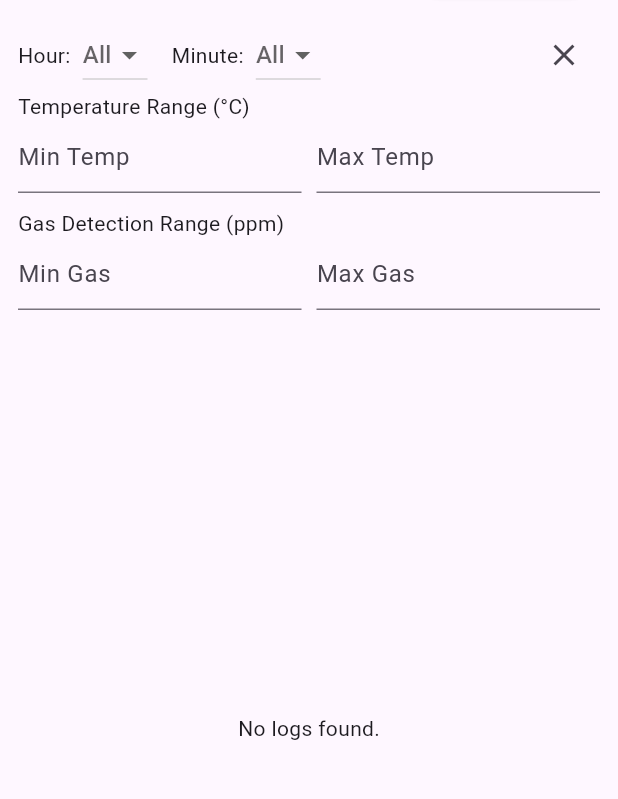
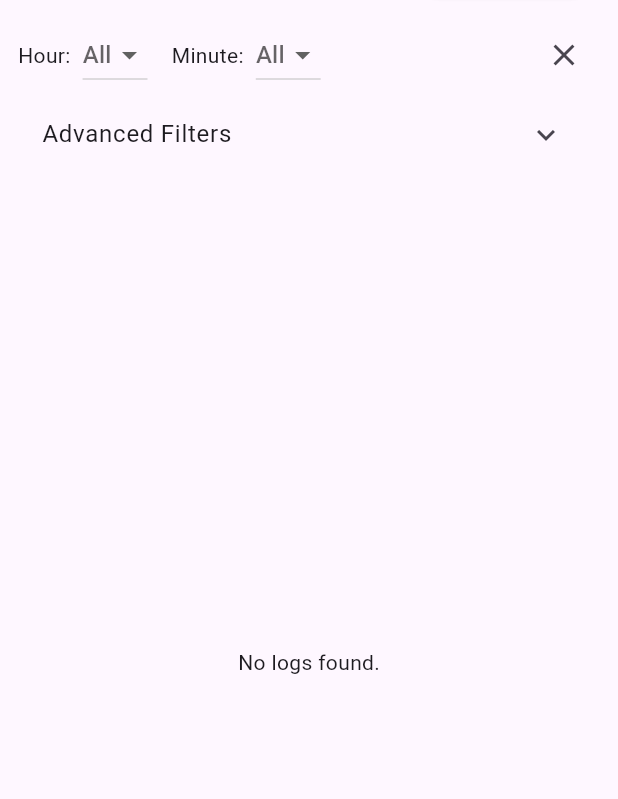
Before and after one commit to SinOfGuardian/pigpen_iot, a Flutter app: the LogTableScreen screen opened directly, on a phone screen of 412 x 824 dp, the part 89-888 px from its top. Run offline on Flutter 3.47's test engine with Material 3 defaults, Android fonts, the phone set to English and light mode, and no system bars; our stand-ins replace awesome_dialog, cached_network_image, cloud_firestore, entry, eva_icons_flutter, firebase_auth and 22 more; missing offline and left inert: blobs, ffmpeg_kit_flutter_new, firebase_app_check, mjpeg_stream, video_thumbnail; accounts and stored records are empty; generated files the repository leaves out were written again.

Commit message:
(UPDATE) Log Table Fix

```diff
--- a/lib/apps/home/userdevices/logs/log_table_screen.dart
+++ b/lib/apps/home/userdevices/logs/log_table_screen.dart
@@ -2,6 +2,7 @@ import 'package:flutter/material.dart';
 import 'package:flutter_riverpod/flutter_riverpod.dart';
 import 'package:intl/intl.dart';
 import 'package:pigpen_iot/apps/home/userdevices/logs/logs_table_provider.dart';
+import 'package:pigpen_iot/custom/app_textfield.dart';
 import 'package:tuple/tuple.dart';
 
 class LogTableScreen extends ConsumerStatefulWidget {
@@ -16,11 +17,19 @@ class _LogTableScreenState extends ConsumerState<LogTableScreen> {
   final tempMaxCtrl = TextEditingController();
   final gasMinCtrl = TextEditingController();
   final gasMaxCtrl = TextEditingController();
+  final humidMinCtrl = TextEditingController();
+  final humidMaxCtrl = TextEditingController();
+  final heatMinCtrl = TextEditingController();
+  final heatMaxCtrl = TextEditingController();
 
   @override
   void dispose() {
     tempMinCtrl.dispose();
     tempMaxCtrl.dispose();
+    humidMinCtrl.dispose();
+    humidMaxCtrl.dispose();
+    heatMinCtrl.dispose();
+    heatMaxCtrl.dispose();
     gasMinCtrl.dispose();
     gasMaxCtrl.dispose();
     super.dispose();
@@ -28,24 +37,48 @@ class _LogTableScreenState extends ConsumerState<LogTableScreen> {
 
   @override
   Widget build(BuildContext context) {
-    final selectedDate = ref.watch(selectedLogDateProvider);
-    final logsAsync = ref.watch(logsByDateProvider);
-    final selectedHour = ref.watch(selectedHourProvider);
-    final selectedMinute = ref.watch(selectedMinuteProvider);
+    final currentDate = ref.watch(selectedLogDateProvider);
 
     return Scaffold(
       body: SafeArea(
         child: Column(
           children: [
-            // DATE PICKER
-            Padding(
+            _DatePicker(currentDate: currentDate, ref: ref),
+            _FilterSection(
+              tempMinCtrl: tempMinCtrl,
+              tempMaxCtrl: tempMaxCtrl,
+              gasMinCtrl: gasMinCtrl,
+              gasMaxCtrl: gasMaxCtrl,
+              humidMinCtrl: humidMinCtrl,
+              humidMaxCtrl: humidMaxCtrl,
+              heatMinCtrl: heatMinCtrl,
+              heatMaxCtrl: heatMaxCtrl,
+              ref: ref,
+            ),
+            Expanded(child: _LogTable(ref: ref)),
+          ],
+        ),
+      ),
+    );
+  }
+}
+
+class _DatePicker extends StatelessWidget {
+  final DateTime currentDate;
+  final WidgetRef ref;
+
+  const _DatePicker({required this.currentDate, required this.ref});
+
+  @override
+  Widget build(BuildContext context) {
+    return Padding(
       padding: const EdgeInsets.all(12),
       child: Row(
         children: [
           const Icon(Icons.calendar_today),
           const SizedBox(width: 8),
           Text(
-                    DateFormat.yMMMMd().format(selectedDate),
+            DateFormat.yMMMMd().format(currentDate),
             style: Theme.of(context).textTheme.titleMedium,
           ),
           const Spacer(),
@@ -55,24 +88,56 @@ class _LogTableScreenState extends ConsumerState<LogTableScreen> {
             onPressed: () async {
               final picked = await showDatePicker(
                 context: context,
-                        initialDate: selectedDate,
+                initialDate: currentDate,
                 firstDate: DateTime(2020),
                 lastDate: DateTime(2100),
               );
+              print('Selected Date: $currentDate');
+              print('Picked Date: $picked');
               if (picked != null) {
-                        ref.read(selectedLogDateProvider.notifier).state =
-                            picked;
+                ref.read(selectedLogDateProvider.notifier).state = picked;
               }
             },
           ),
         ],
       ),
-            ),
+    );
+  }
+}
 
-            // FILTER DROPDOWNS
-            Padding(
+class _FilterSection extends StatelessWidget {
+  final TextEditingController tempMinCtrl;
+  final TextEditingController tempMaxCtrl;
+  final TextEditingController gasMinCtrl;
+  final TextEditingController gasMaxCtrl;
+  final TextEditingController humidMinCtrl;
+  final TextEditingController humidMaxCtrl;
+  final TextEditingController heatMinCtrl;
+  final TextEditingController heatMaxCtrl;
+  final WidgetRef ref;
+
+  const _FilterSection({
+    required this.tempMinCtrl,
+    required this.tempMaxCtrl,
+    required this.gasMinCtrl,
+    required this.gasMaxCtrl,
+    required this.humidMinCtrl,
+    required this.humidMaxCtrl,
+    required this.heatMinCtrl,
+    required this.heatMaxCtrl,
+    required this.ref,
+  });
+
+  @override
+  Widget build(BuildContext context) {
+    final selectedHour = ref.watch(selectedHourProvider);
+    final selectedMinute = ref.watch(selectedMinuteProvider);
+
+    return Padding(
       padding: const EdgeInsets.symmetric(horizontal: 12),
-              child: Row(
+      child: Column(
+        children: [
+          Row(
             children: [
               const Text("Hour:"),
               const SizedBox(width: 8),
@@ -126,26 +191,127 @@ class _LogTableScreenState extends ConsumerState<LogTableScreen> {
               ),
             ],
           ),
-            ),
-
-            // RANGE FILTERS
+          const SizedBox(height: .2),
+          ExpansionTile(
+            title: const Text("Advanced Filters"),
+            children: [
               Padding(
                 padding: const EdgeInsets.symmetric(horizontal: 12),
                 child: Column(
                   crossAxisAlignment: CrossAxisAlignment.start,
                   children: [
-                  const Text("Temperature Range (°C)"),
+                    Padding(
+                      padding: const EdgeInsets.symmetric(horizontal: 12),
+                      child: Wrap(
+                        spacing: 4,
+                        runSpacing: 4,
+                        children: [
+                          FilterChip(
+                            label: const Text("Show Temp"),
+                            selected: ref.watch(showTempColumnProvider),
+                            onSelected: (val) => ref
+                                .read(showTempColumnProvider.notifier)
+                                .state = val,
+                          ),
+                          FilterChip(
+                            label: const Text("Show Humidity"),
+                            selected: ref.watch(showHumidityColumnProvider),
+                            onSelected: (val) => ref
+                                .read(showHumidityColumnProvider.notifier)
+                                .state = val,
+                          ),
+                          FilterChip(
+                            label: const Text("Show Heat Index"),
+                            selected: ref.watch(showHeatIndexColumnProvider),
+                            onSelected: (val) => ref
+                                .read(showHeatIndexColumnProvider.notifier)
+                                .state = val,
+                          ),
+                          FilterChip(
+                            label: const Text("Show Gas"),
+                            selected: ref.watch(showGasColumnProvider),
+                            onSelected: (val) => ref
+                                .read(showGasColumnProvider.notifier)
+                                .state = val,
+                          ),
+                        ],
+                      ),
+                    ),
+                    const SizedBox(height: .10),
+                    _RangeFilter(
+                      label: "Temperature Range (°C)",
+                      minCtrl: tempMinCtrl,
+                      maxCtrl: tempMaxCtrl,
+                      rangeProvider: tempRangeProvider,
+                      ref: ref,
+                    ),
+                    _RangeFilter(
+                      label: "Humidity Range (%)",
+                      minCtrl: humidMinCtrl,
+                      maxCtrl: humidMaxCtrl,
+                      rangeProvider: humidRangeProvider,
+                      ref: ref,
+                    ),
+                    _RangeFilter(
+                      label: "Heat Index Range (°C)",
+                      minCtrl: heatMinCtrl,
+                      maxCtrl: heatMaxCtrl,
+                      rangeProvider: heatindexRangeProvider,
+                      ref: ref,
+                    ),
+                    _RangeFilter(
+                      label: "Gas Detection Range (ppm)",
+                      minCtrl: gasMinCtrl,
+                      maxCtrl: gasMaxCtrl,
+                      rangeProvider: gasRangeProvider,
+                      ref: ref,
+                    ),
+                  ],
+                ),
+              ),
+            ],
+          ),
+        ],
+      ),
+    );
+  }
+}
+
+class _RangeFilter extends StatelessWidget {
+  final String label;
+  final TextEditingController minCtrl;
+  final TextEditingController maxCtrl;
+  final StateProvider<Tuple2<double?, double?>> rangeProvider;
+  final WidgetRef ref;
+
+  const _RangeFilter({
+    required this.label,
+    required this.minCtrl,
+    required this.maxCtrl,
+    required this.rangeProvider,
+    required this.ref,
+  });
+
+  @override
+  Widget build(BuildContext context) {
+    return Padding(
+      padding: const EdgeInsets.symmetric(vertical: 2),
+      child: Column(
+        crossAxisAlignment: CrossAxisAlignment.start,
+        children: [
+          Text(label),
           Row(
             children: [
               Flexible(
-                        child: TextField(
-                          controller: tempMinCtrl,
-                          decoration:
-                              const InputDecoration(hintText: "Min Temp"),
+                child: AppTextField(
+                  labelText: "Min",
+                  controller: minCtrl,
                   keyboardType: TextInputType.number,
+                  errorText: null,
+                  textInputAction: TextInputAction.next,
                   onChanged: (val) {
-                            final range = ref.read(tempRangeProvider);
-                            ref.read(tempRangeProvider.notifier).state = Tuple2(
+                    final range = ref.read(rangeProvider);
+                    ref.read(rangeProvider.notifier).state = Tuple2(
                       double.tryParse(val),
                       range.item2,
                     );
@@ -154,51 +320,15 @@ class _LogTableScreenState extends ConsumerState<LogTableScreen> {
               ),
               const SizedBox(width: 10),
               Flexible(
-                        child: TextField(
-                          controller: tempMaxCtrl,
-                          decoration:
-                              const InputDecoration(hintText: "Max Temp"),
+                child: AppTextField(
+                  labelText: "Max",
+                  controller: maxCtrl,
+                  errorText: null,
+                  textInputAction: TextInputAction.next,
                   keyboardType: TextInputType.number,
                   onChanged: (val) {
-                            final range = ref.read(tempRangeProvider);
-                            ref.read(tempRangeProvider.notifier).state = Tuple2(
-                              range.item1,
-                              double.tryParse(val),
-                            );
-                          },
-                        ),
-                      ),
-                    ],
-                  ),
-                  const SizedBox(height: 10),
-                  const Text("Gas Detection Range (ppm)"),
-                  Row(
-                    children: [
-                      Flexible(
-                        child: TextField(
-                          controller: gasMinCtrl,
-                          decoration:
-                              const InputDecoration(hintText: "Min Gas"),
-                          keyboardType: TextInputType.number,
-                          onChanged: (val) {
-                            final range = ref.read(gasRangeProvider);
-                            ref.read(gasRangeProvider.notifier).state = Tuple2(
-                              double.tryParse(val),
-                              range.item2,
-                            );
-                          },
-                        ),
-                      ),
-                      const SizedBox(width: 10),
-                      Flexible(
-                        child: TextField(
-                          controller: gasMaxCtrl,
-                          decoration:
-                              const InputDecoration(hintText: "Max Gas"),
-                          keyboardType: TextInputType.number,
-                          onChanged: (val) {
-                            final range = ref.read(gasRangeProvider);
-                            ref.read(gasRangeProvider.notifier).state = Tuple2(
+                    final range = ref.read(rangeProvider);
+                    ref.read(rangeProvider.notifier).state = Tuple2(
                       range.item1,
                       double.tryParse(val),
                     );
@@ -209,48 +339,55 @@ class _LogTableScreenState extends ConsumerState<LogTableScreen> {
           ),
         ],
       ),
-            ),
+    );
+  }
+}
 
-            // TABLE
-            Expanded(
-              child: logsAsync.when(
+class _LogTable extends StatelessWidget {
+  final WidgetRef ref;
+
+  const _LogTable({required this.ref});
+
+  @override
+  Widget build(BuildContext context) {
+    final logsAsync = ref.watch(logsByDateProvider);
+    final showTemp = ref.watch(showTempColumnProvider);
+    final showHumid = ref.watch(showHumidityColumnProvider);
+    final showHeat = ref.watch(showHeatIndexColumnProvider);
+    final showGas = ref.watch(showGasColumnProvider);
+
+    return logsAsync.when(
       loading: () => const Center(child: CircularProgressIndicator()),
       error: (e, _) => Center(child: Text("Error: $e")),
       data: (logs) {
-                  if (logs.isEmpty)
-                    return const Center(child: Text("No logs found."));
+        if (logs.isEmpty) return const Center(child: Text("No logs found."));
         return SingleChildScrollView(
           scrollDirection: Axis.horizontal,
+          child: SingleChildScrollView(
+            scrollDirection: Axis.vertical,
             child: DataTable(
-                      columns: const [
-                        DataColumn(label: Text("Time")),
-                        DataColumn(label: Text("Temp (°C)")),
-                        DataColumn(label: Text("Humidity (%)")),
-                        DataColumn(label: Text("Heat Index (°C)")),
-                        DataColumn(label: Text("Gas (ppm)")),
+              columns: [
+                const DataColumn(label: Text("Time")),
+                if (showTemp) const DataColumn(label: Text("Temp (°C)")),
+                if (showHumid) const DataColumn(label: Text("Humidity (%)")),
+                if (showHeat) const DataColumn(label: Text("Heat Index (°C)")),
+                if (showGas) const DataColumn(label: Text("Gas (ppm)")),
               ],
               rows: logs
-                          .map(
-                            (log) => DataRow(
-                              cells: [
+                  .map((log) => DataRow(cells: [
                         DataCell(Text(log.time)),
+                        if (showTemp)
                           DataCell(Text(log.temperature.toString())),
-                                DataCell(Text(log.humidity.toString())),
-                                DataCell(Text(log.heatIndex.toString())),
-                                DataCell(
-                                    Text(log.gasDetection.toStringAsFixed(2))),
-                              ],
+                        if (showHumid) DataCell(Text(log.humidity.toString())),
+                        if (showHeat) DataCell(Text(log.heatIndex.toString())),
+                        if (showGas)
+                          DataCell(Text(log.gasDetection.toStringAsFixed(2))),
+                      ]))
+                  .toList(),
             ),
-                          )
-                          .toList(),
           ),
         );
       },
-              ),
-            ),
-          ],
-        ),
-      ),
     );
   }
 }
--- a/lib/apps/home/userdevices/logs/logs_table_provider.dart
+++ b/lib/apps/home/userdevices/logs/logs_table_provider.dart
@@ -19,6 +19,10 @@ final humidRangeProvider =
     StateProvider<Tuple2<double?, double?>>((ref) => const Tuple2(null, null));
 final heatindexRangeProvider =
     StateProvider<Tuple2<double?, double?>>((ref) => const Tuple2(null, null));
+final showTempColumnProvider = StateProvider<bool>((ref) => true);
+final showGasColumnProvider = StateProvider<bool>((ref) => true);
+final showHumidityColumnProvider = StateProvider<bool>((ref) => true);
+final showHeatIndexColumnProvider = StateProvider<bool>((ref) => true);
 
 final deviceIdProvider = Provider<String>((ref) => 'pigpeniot_38eba81f8a3c');
 
```
Also changed, not shown: 4 other files. Lines whose indentation alone changed are shown as unchanged.
